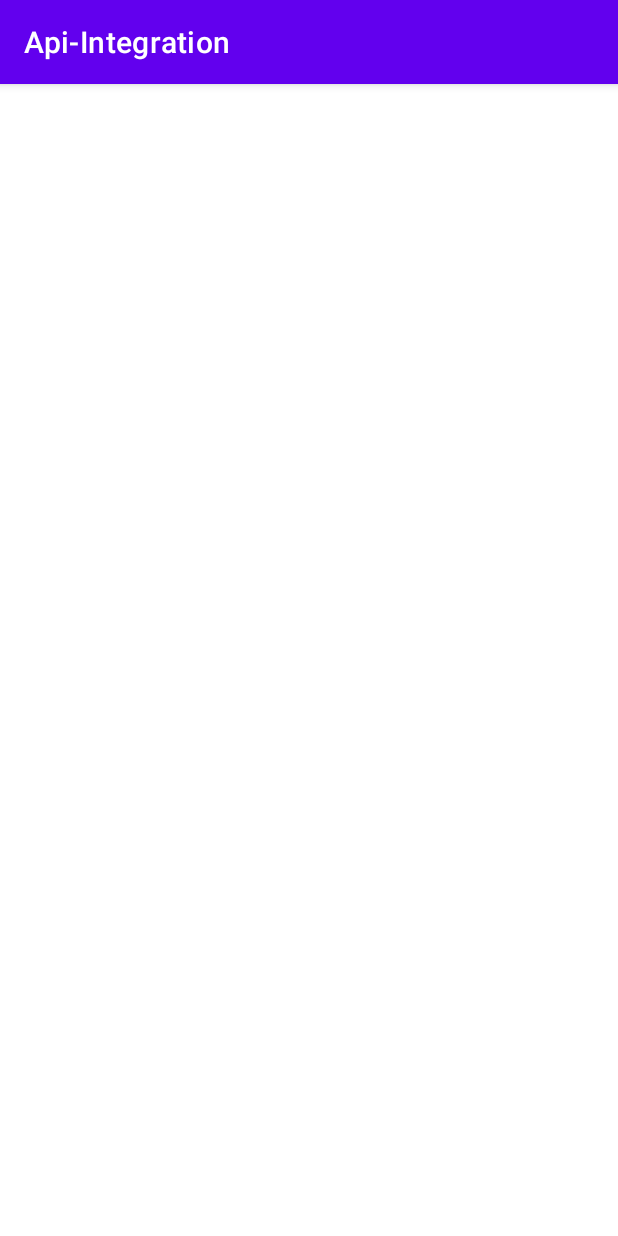
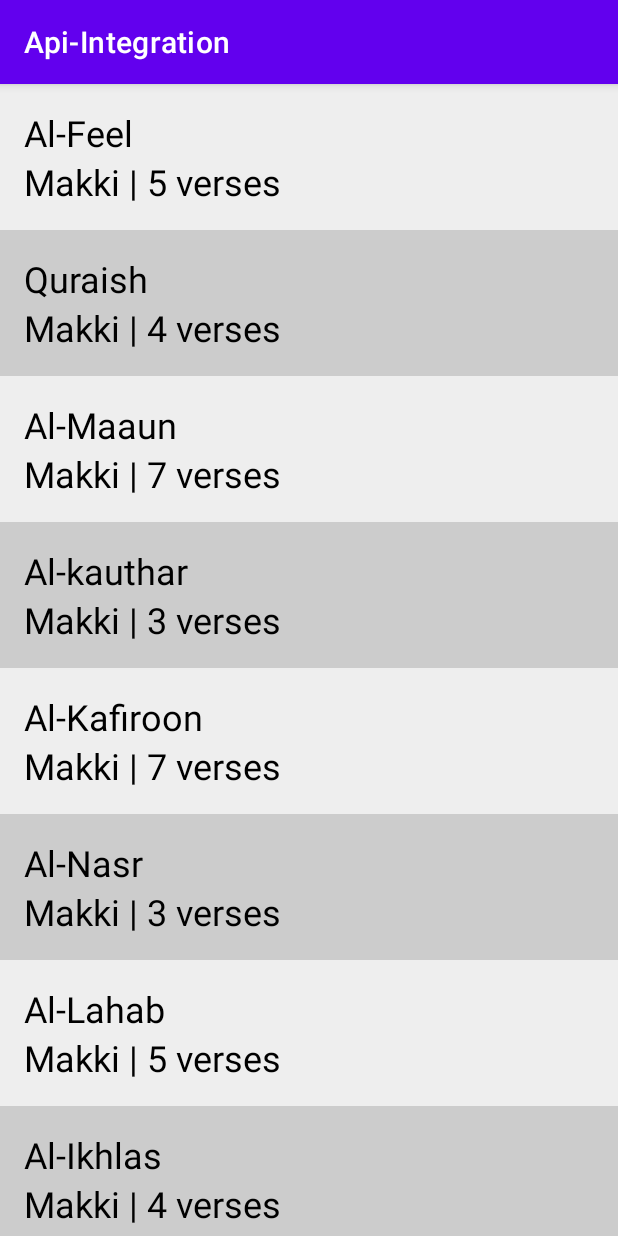
Before and after one commit to Safi63/News-App, an Android app: the screen it shows after launch (MainActivity), on a phone screen of 412 x 824 dp. Run offline under Robolectric (Android 15) with nearby library versions, the phone set to English and light mode, and no system bars.

Commit message:
Recycler view

```diff
--- a/app/src/main/java/com/example/api_integration/MainActivity.kt
+++ b/app/src/main/java/com/example/api_integration/MainActivity.kt
@@ -2,10 +2,55 @@ package com.example.api_integration
 
 import androidx.appcompat.app.AppCompatActivity
 import android.os.Bundle
+import androidx.recyclerview.widget.LinearLayoutManager
+import androidx.recyclerview.widget.RecyclerView
+import com.example.api_integration.R.layout.activity_main
 
 class MainActivity : AppCompatActivity() {
     override fun onCreate(savedInstanceState: Bundle?) {
         super.onCreate(savedInstanceState)
-        setContentView(R.layout.activity_main)
+        setContentView(activity_main)
+
+
+        val surahsObject = mutableListOf<Surah>()
+
+        surahsObject.add(Surah(title ="Al-Feel", description = "Makki | 5 verses" ))
+        surahsObject.add(Surah(title ="Quraish", description = "Makki | 4 verses" ))
+        surahsObject.add(Surah(title ="Al-Maaun", description = "Makki | 7 verses" ))
+        surahsObject.add(Surah(title ="Al-kauthar", description = "Makki | 3 verses" ))
+        surahsObject.add(Surah(title ="Al-Kafiroon", description = "Makki | 7 verses" ))
+        surahsObject.add(Surah(title ="Al-Nasr", description = "Makki | 3 verses" ))
+        surahsObject.add(Surah(title ="Al-Lahab", description = "Makki | 5 verses" ))
+        surahsObject.add(Surah(title ="Al-Ikhlas", description = "Makki | 4 verses" ))
+        surahsObject.add(Surah(title ="Al-Falaq", description = "Makki | 5 verses" ))
+        surahsObject.add(Surah(title ="Al-Naas", description = "Makki | 6 verses" ))
+        surahsObject.add(Surah(title ="Quraish", description = "Makki | 4 verses" ))
+        surahsObject.add(Surah(title ="Al-Maaun", description = "Makki | 7 verses" ))
+        surahsObject.add(Surah(title ="Al-kauthar", description = "Makki | 3 verses" ))
+        surahsObject.add(Surah(title ="Al-Kafiroon", description = "Makki | 7 verses" ))
+        surahsObject.add(Surah(title ="Al-Nasr", description = "Makki | 3 verses" ))
+        surahsObject.add(Surah(title ="Al-Lahab", description = "Makki | 5 verses" ))
+        surahsObject.add(Surah(title ="Al-Ikhlas", description = "Makki | 4 verses" ))
+        surahsObject.add(Surah(title ="Al-Falaq", description = "Makki | 5 verses" ))
+        surahsObject.add(Surah(title ="Al-Naas", description = "Makki | 6 verses" ))
+
+
+//        val surahs = listOf<String>(
+//            "Al-Feel",
+//            "Quraish",
+//            "Al-Maaun",
+//            "Al-kauthar",
+//            "Al-Kafiroon",
+//            "An-Nasr",
+//            "Al-Lahab",
+//            "Al-Ikhlas",
+//            "Al-Falaq",
+//            "An-Naas"
+//        )
+        val surahList = findViewById<RecyclerView>(R.id.surahList)
+
+        surahList.adapter = MyAdapter(surahsObject)
+        surahList.layoutManager = LinearLayoutManager(this)
+
     }
 }
--- a/app/src/main/java/com/example/api_integration/MyAdapter.kt
+++ b/app/src/main/java/com/example/api_integration/MyAdapter.kt
@@ -1,12 +1,14 @@
 package com.example.api_integration
 
+import android.graphics.Color
 import android.view.LayoutInflater
 import android.view.View
 import android.view.ViewGroup
+import android.widget.LinearLayout
 import android.widget.TextView
 import androidx.recyclerview.widget.RecyclerView
 
-class MyAdapter(val songs : List<String>):RecyclerView.Adapter<MyAdapter.MyViewHolder>(){
+class MyAdapter(val surah : List<Surah>):RecyclerView.Adapter<MyAdapter.MyViewHolder>(){
     override fun onCreateViewHolder(parent: ViewGroup, viewType: Int): MyViewHolder {
         val  inflater = LayoutInflater.from(parent.context)
         val view = inflater.inflate(R.layout.item_view,parent,false)
@@ -14,17 +16,24 @@ class MyAdapter(val songs : List<String>):RecyclerView.Adapter<MyAdapter.MyViewH
     }
 
     override fun onBindViewHolder(holder: MyViewHolder, position: Int) {
-        holder.txtTitle.text = songs[position]
+        holder.txtTitle.text = surah[position].title
+        holder.txtDescription.text = surah[position].description
+        var color = "#CCCCCC"
+        if (position %2 == 0){
+            color = "#EEEEEE"
+        }
+        holder.container.setBackgroundColor(Color.parseColor(color))
     }
 
     override fun getItemCount(): Int {
-        return songs.size
+        return surah.size
     }
 
     class MyViewHolder(itemView: View):RecyclerView.ViewHolder(itemView ){
 
         var txtTitle = itemView.findViewById<TextView>(R.id.title)
         var txtDescription = itemView.findViewById<TextView>(R.id.description)
+        var container = itemView.findViewById<LinearLayout>(R.id.container)
     }
 
 }
--- /dev/null
+++ b/app/src/main/java/com/example/api_integration/Surah.kt
@@ -0,0 +1,3 @@
+package com.example.api_integration
+
+data class Surah(val title: String , val description: String)
--- a/app/src/main/res/layout/activity_main.xml
+++ b/app/src/main/res/layout/activity_main.xml
@@ -4,7 +4,8 @@
     xmlns:tools="http://schemas.android.com/tools"
     android:layout_width="match_parent"
     android:layout_height="match_parent"
-    android:id="@+id/songList"
+    android:id="@+id/surahList"
+    android:background="@color/white"
     tools:context=".MainActivity">
 
 
--- a/app/src/main/res/layout/item_view.xml
+++ b/app/src/main/res/layout/item_view.xml
@@ -4,12 +4,14 @@
     android:padding="16dp"
     android:gravity="center_vertical"
     android:layout_width="match_parent"
+    android:id="@+id/container"
     android:layout_height="wrap_content">
 
     <TextView
         android:id="@+id/title"
         style="@style/TextAppearance.AppCompat.Headline"
         android:text="Title TextView"
+        android:textColor="@color/black"
         android:layout_width="match_parent"
         android:layout_height="wrap_content"/>
 
@@ -17,6 +19,7 @@
         android:id="@+id/description"
         style="@style/TextAppearance.AppCompat.Headline"
         android:text="Description TextView"
+        android:textColor="@color/black"
         android:layout_width="match_parent"
         android:layout_height="wrap_content"/>
 
```
